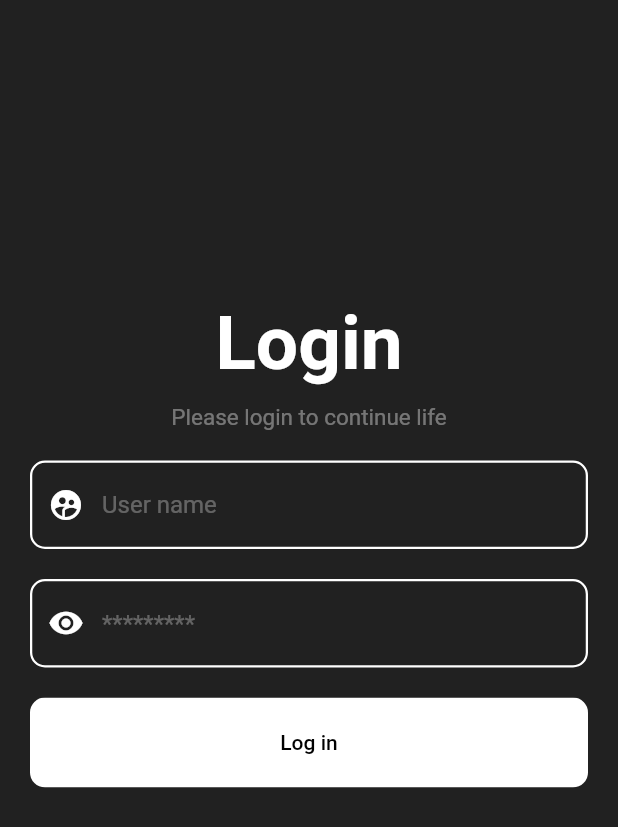
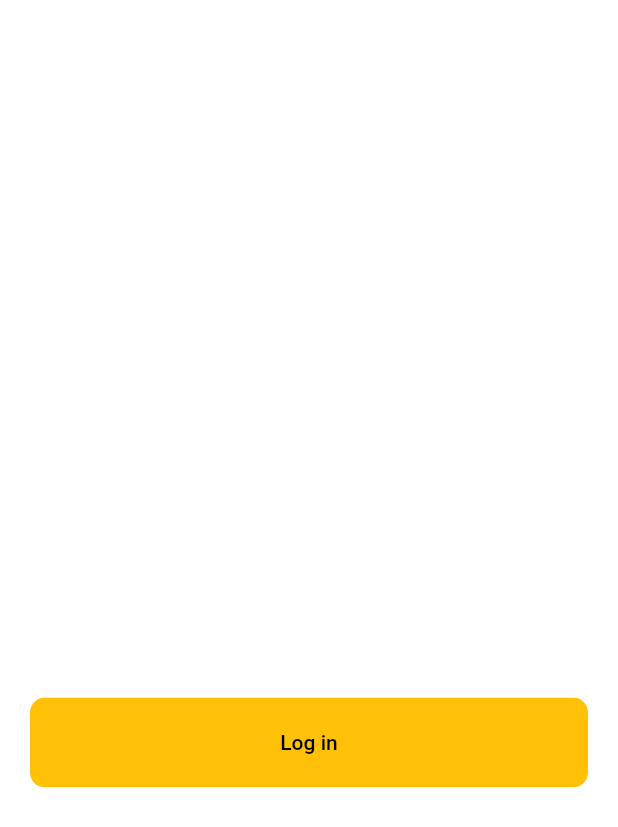
Before and after one commit to faisalkholid/flutter_latihan01, a Flutter app: the screen it shows after launch, on a phone screen of 412 x 824 dp. Shown: the top 827 px of the screen. Run offline on Flutter 3.47's test engine with Material 2 defaults, Android fonts, the light colour scheme and no system bars.

Commit message:
change code

```diff
--- a/lib/main.dart
+++ b/lib/main.dart
@@ -11,21 +11,20 @@ class MyApp extends StatelessWidget {
   @override
   Widget build(BuildContext context) {
     return MaterialApp(
+      theme: ThemeData(
+        primarySwatch: Colors.blue,
+        scaffoldBackgroundColor: Colors.white10, //<-- SEE HERE
+      ),
       debugShowCheckedModeBanner: false,
       home: Scaffold(
-        body: Stack(
-          children: [
-            Container(
-              color: Colors.black87,
-            ),
-            SingleChildScrollView(
+        body: SingleChildScrollView(
           child: Column(
             children: [
-                  SizedBox(
+              const SizedBox(
                 height: 200,
               ),
               Container(
-                    child: Text(
+                child: const Text(
                   "Login",
                   style: TextStyle(
                       color: Colors.white,
@@ -35,7 +34,7 @@ class MyApp extends StatelessWidget {
               ),
               SizedBox(height: 10),
               Container(
-                    child: Text(
+                child: const Text(
                   "Please login to continue life",
                   style: TextStyle(
                       color: Colors.white38,
@@ -43,7 +42,7 @@ class MyApp extends StatelessWidget {
                       fontWeight: FontWeight.w400),
                 ),
               ),
-                  SizedBox(
+              const SizedBox(
                 height: 20,
               ),
               Padding(
@@ -52,13 +51,13 @@ class MyApp extends StatelessWidget {
                   keyboardType: TextInputType.emailAddress,
                   style: TextStyle(color: Colors.white),
                   decoration: InputDecoration(
-                          prefixIcon: Icon(
+                      prefixIcon: const Icon(
                         Icons.supervised_user_circle,
                         color: Colors.white,
                       ),
                       enabledBorder: OutlineInputBorder(
-                              borderSide: const BorderSide(
-                                  width: 1.5, color: Colors.white),
+                          borderSide:
+                              const BorderSide(width: 1.5, color: Colors.white),
                           borderRadius: BorderRadius.circular(10)),
                       focusedBorder: OutlineInputBorder(
                           borderSide:
@@ -77,13 +76,13 @@ class MyApp extends StatelessWidget {
                   obscureText: true,
                   style: TextStyle(color: Colors.white),
                   decoration: InputDecoration(
-                          prefixIcon: Icon(
+                      prefixIcon: const Icon(
                         Icons.remove_red_eye_rounded,
                         color: Colors.white,
                       ),
                       enabledBorder: OutlineInputBorder(
-                              borderSide: const BorderSide(
-                                  width: 1.5, color: Colors.white),
+                          borderSide:
+                              const BorderSide(width: 1.5, color: Colors.white),
                           borderRadius: BorderRadius.circular(10)),
                       focusedBorder: OutlineInputBorder(
                           borderSide:
@@ -107,7 +106,7 @@ class MyApp extends StatelessWidget {
                       onPressed: () {},
                       child: Text("Log in"),
                       style: TextButton.styleFrom(
-                            backgroundColor: Colors.white,
+                        backgroundColor: Colors.amber,
                         primary: Colors.black,
                       ),
                     ),
@@ -117,8 +116,6 @@ class MyApp extends StatelessWidget {
             ],
           ),
         ),
-          ],
-        ),
       ),
     );
   }
```
Lines whose indentation alone changed are shown as unchanged.
